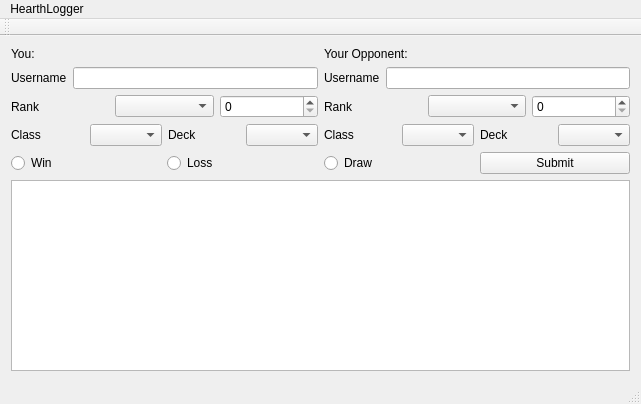
Qt form HearthLogger/mainwindow.ui (rikumiyao/HearthLogger) before a commit.
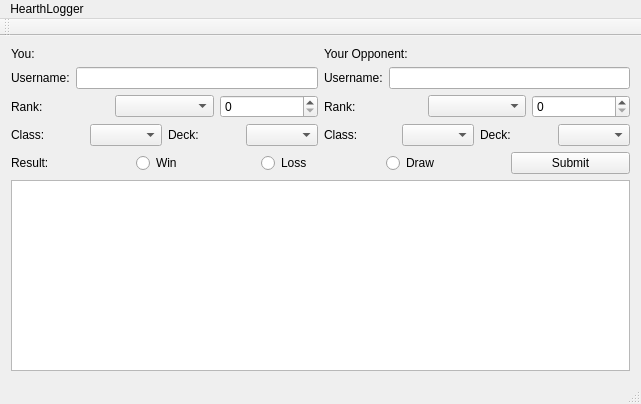
The same form after that commit.

```diff
--- a/HearthLogger/mainwindow.ui
+++ b/HearthLogger/mainwindow.ui
@@ -33,7 +33,7 @@
             <item>
              <widget class="QLabel" name="label">
               <property name="text">
-               <string>Username</string>
+               <string>Username:</string>
               </property>
              </widget>
             </item>
@@ -50,7 +50,7 @@
             <item>
              <widget class="QLabel" name="label_4">
               <property name="text">
-               <string>Rank</string>
+               <string>Rank:</string>
               </property>
              </widget>
             </item>
@@ -69,7 +69,7 @@
               <item>
                <widget class="QLabel" name="label_2">
                 <property name="text">
-                 <string>Class</string>
+                 <string>Class:</string>
                 </property>
                </widget>
               </item>
@@ -83,7 +83,7 @@
               <item>
                <widget class="QLabel" name="label_3">
                 <property name="text">
-                 <string>Deck</string>
+                 <string>Deck:</string>
                 </property>
                </widget>
               </item>
@@ -110,7 +110,7 @@
             <item>
              <widget class="QLabel" name="label_7">
               <property name="text">
-               <string>Username</string>
+               <string>Username:</string>
               </property>
              </widget>
             </item>
@@ -127,7 +127,7 @@
             <item>
              <widget class="QLabel" name="label_8">
               <property name="text">
-               <string>Rank</string>
+               <string>Rank:</string>
               </property>
              </widget>
             </item>
@@ -146,7 +146,7 @@
               <item>
                <widget class="QLabel" name="label_9">
                 <property name="text">
-                 <string>Class</string>
+                 <string>Class:</string>
                 </property>
                </widget>
               </item>
@@ -160,7 +160,7 @@
               <item>
                <widget class="QLabel" name="label_10">
                 <property name="text">
-                 <string>Deck</string>
+                 <string>Deck:</string>
                 </property>
                </widget>
               </item>
@@ -177,6 +177,13 @@
       </item>
       <item>
        <layout class="QHBoxLayout" name="horizontalLayout_5">
+        <item>
+         <widget class="QLabel" name="label_11">
+          <property name="text">
+           <string>Result:</string>
+          </property>
+         </widget>
+        </item>
         <item>
          <widget class="QRadioButton" name="radioButton">
           <property name="text">
```
